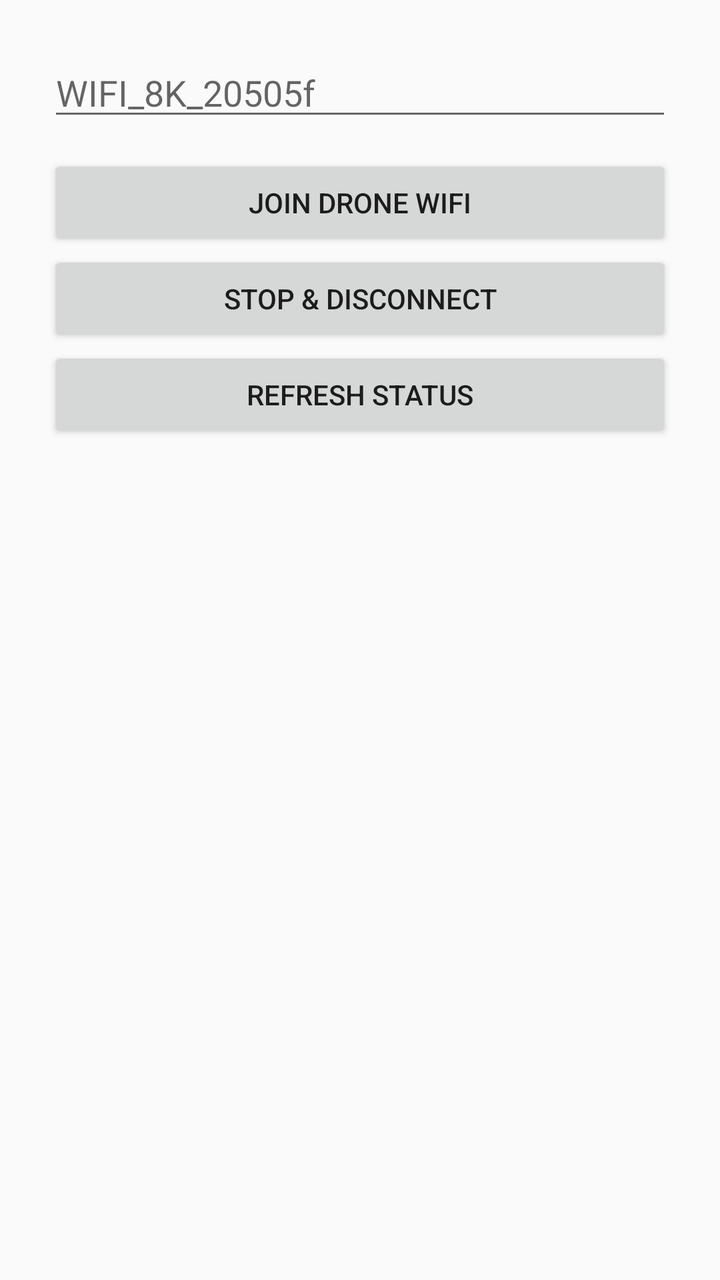
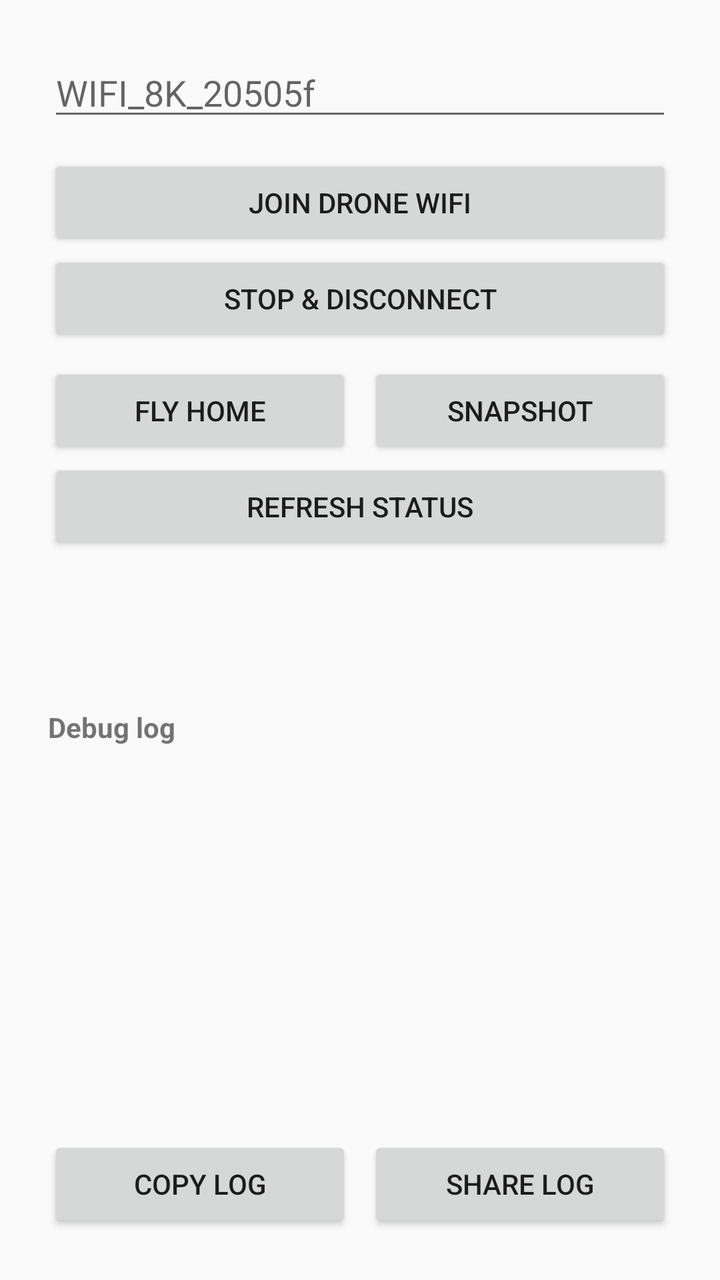

Two renders of the same Android screen: before a commit and after it. Below are the layout's source before the change and the commit's diff.
<!-- AndroidManifest.xml: application theme Theme.DroneLink -->
<!-- res/layout/activity_main.xml -->
<?xml version="1.0" encoding="utf-8"?>
<LinearLayout xmlns:android="http://schemas.android.com/apk/res/android"
    android:layout_width="match_parent"
    android:layout_height="match_parent"
    android:orientation="vertical"
    android:padding="24dp">

    <EditText
        android:id="@+id/et_ssid"
        android:layout_width="match_parent"
        android:layout_height="wrap_content"
        android:hint="@string/default_ssid"
        android:inputType="text"
        android:importantForAutofill="no" />

    <Button
        android:id="@+id/btn_join"
        android:layout_width="match_parent"
        android:layout_height="wrap_content"
        android:layout_marginTop="12dp"
        android:text="Join drone WiFi" />

    <Button
        android:id="@+id/btn_stop"
        android:layout_width="match_parent"
        android:layout_height="wrap_content"
        android:text="Stop &amp; disconnect" />

    <Button
        android:id="@+id/btn_refresh"
        android:layout_width="match_parent"
        android:layout_height="wrap_content"
        android:text="Refresh status" />

    <TextView
        android:id="@+id/tv_status"
        android:layout_width="match_parent"
        android:layout_height="wrap_content"
        android:layout_marginTop="16dp"
        android:textSize="16sp" />

    <TextView
        android:id="@+id/tv_network"
        android:layout_width="match_parent"
        android:layout_height="wrap_content"
        android:layout_marginTop="8dp"
        android:textSize="14sp"
        android:typeface="monospace" />
</LinearLayout>
<!-- resources referenced by this layout -->
<resources>
  <string name="default_ssid">WIFI_8K_20505f</string>
  <style name="Theme.DroneLink" parent="Theme.AppCompat.Light.DarkActionBar" />
</resources>

<!-- the commit's change to res/layout/activity_main.xml (unified diff, before → after) -->
@@ -26,6 +26,37 @@
         android:layout_height="wrap_content"
         android:text="Stop &amp; disconnect" />
 
+    <LinearLayout
+        android:layout_width="match_parent"
+        android:layout_height="wrap_content"
+        android:layout_marginTop="8dp"
+        android:orientation="horizontal">
+
+        <Button
+            android:id="@+id/btn_flyhome"
+            android:layout_width="0dp"
+            android:layout_height="wrap_content"
+            android:layout_weight="1"
+            android:text="Fly home" />
+
+        <Button
+            android:id="@+id/btn_snapshot"
+            android:layout_width="0dp"
+            android:layout_height="wrap_content"
+            android:layout_marginStart="8dp"
+            android:layout_weight="1"
+            android:text="Snapshot" />
+    </LinearLayout>
+
+    <ImageView
+        android:id="@+id/img_snapshot"
+        android:layout_width="match_parent"
+        android:layout_height="180dp"
+        android:layout_marginTop="8dp"
+        android:contentDescription="Latest snapshot"
+        android:scaleType="fitCenter"
+        android:visibility="gone" />
+
     <Button
         android:id="@+id/btn_refresh"
         android:layout_width="match_parent"
@@ -46,4 +77,50 @@
         android:layout_marginTop="8dp"
         android:textSize="14sp"
         android:typeface="monospace" />
+
+    <TextView
+        android:id="@+id/tv_log_label"
+        android:layout_width="match_parent"
+        android:layout_height="wrap_content"
+        android:layout_marginTop="12dp"
+        android:text="Debug log"
+        android:textSize="14sp"
+        android:textStyle="bold" />
+
+    <ScrollView
+        android:id="@+id/sv_debug"
+        android:layout_width="match_parent"
+        android:layout_height="0dp"
+        android:layout_marginTop="4dp"
+        android:layout_weight="1">
+
+        <TextView
+            android:id="@+id/tv_debug"
+            android:layout_width="match_parent"
+            android:layout_height="wrap_content"
+            android:fontFamily="monospace"
+            android:textSize="11sp" />
+    </ScrollView>
+
+    <LinearLayout
+        android:layout_width="match_parent"
+        android:layout_height="wrap_content"
+        android:layout_marginTop="8dp"
+        android:orientation="horizontal">
+
+        <Button
+            android:id="@+id/btn_copy_log"
+            android:layout_width="0dp"
+            android:layout_height="wrap_content"
+            android:layout_weight="1"
+            android:text="Copy log" />
+
+        <Button
+            android:id="@+id/btn_share_log"
+            android:layout_width="0dp"
+            android:layout_height="wrap_content"
+            android:layout_marginStart="8dp"
+            android:layout_weight="1"
+            android:text="Share log" />
+    </LinearLayout>
 </LinearLayout>
